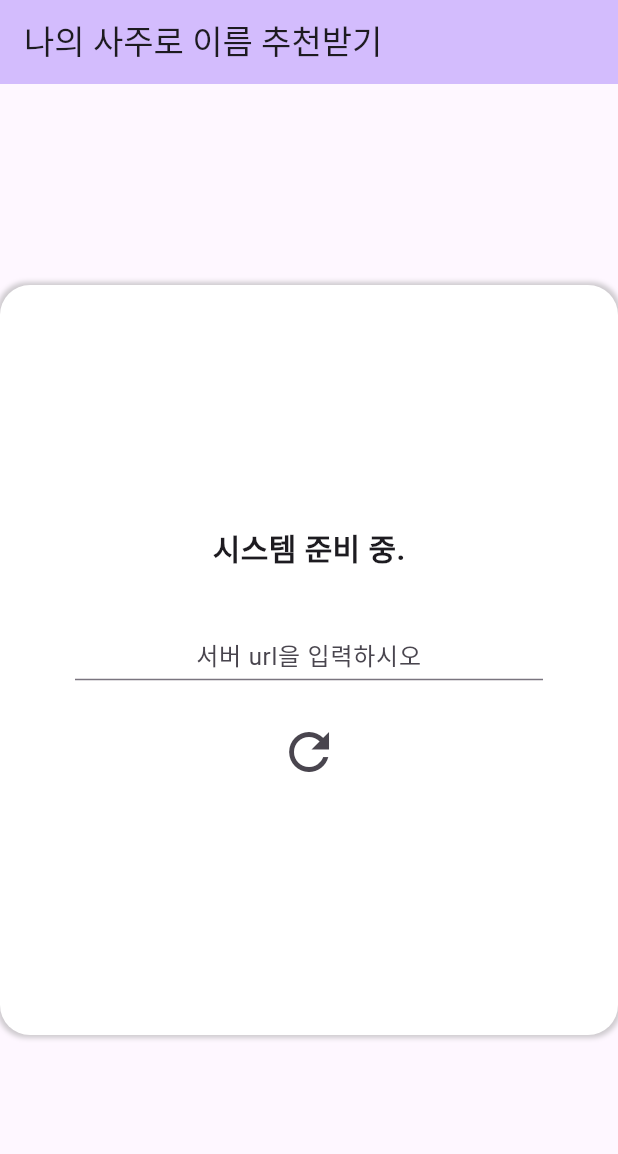
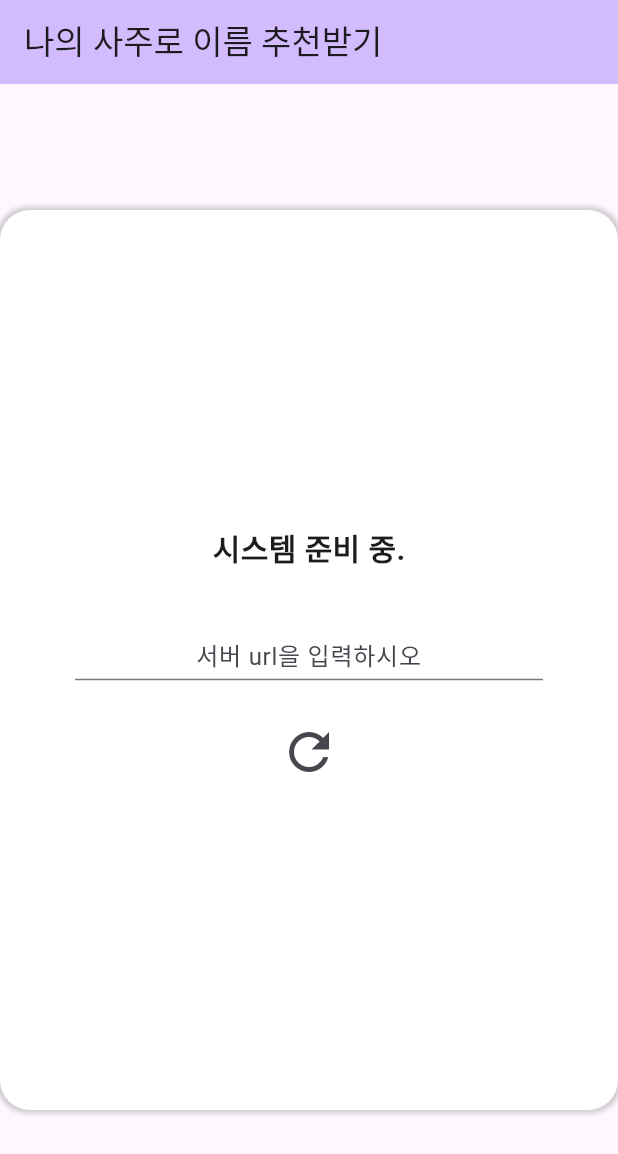
Before and after one commit to yhj0329/saju_naming, a Flutter app: the screen it shows after launch, on a phone screen of 412 x 824 dp. Shown: the top 1154 px of the screen. Run offline on Flutter 3.47's test engine with Material 3 defaults, Android fonts, the phone set to English and light mode, and no system bars; our stand-ins replace flutter_spinkit.

Commit message:
Modify Container Size

```diff
--- a/lib/saju_naming.dart
+++ b/lib/saju_naming.dart
@@ -67,8 +67,8 @@ class _SajuNamingState extends State<SajuNaming> with SingleTickerProviderStateM
       body: Center(
         child: SingleChildScrollView(
           child: Container(
-            width: 500,
-            height: 500,
+            width: 600,
+            height: 600,
             padding: const EdgeInsets.all(50),
             decoration: BoxDecoration(
               color: Colors.white,
@@ -175,7 +175,7 @@ class _SajuNamingState extends State<SajuNaming> with SingleTickerProviderStateM
             Text(day, style: const TextStyle(fontSize: 18), textAlign: TextAlign.center,),
           ],
         ),
-        Text('$prompt 이 사주는 $explain 이를 이용해 아래의 $userGender 이름을 추천합니다.', style: const TextStyle(fontSize: 18), textAlign: TextAlign.center,),
+        Text('$prompt 이 사주는 $explain\n이를 이용해 아래의 $userGender 이름을 추천합니다.', style: const TextStyle(fontSize: 18), textAlign: TextAlign.center,),
         const SizedBox(height: 20,),
         Text(selectedName, style: const TextStyle(fontSize: 18), textAlign: TextAlign.center,),
         const SizedBox(height: 20,),
@@ -454,8 +454,8 @@ class _SajuNamingState extends State<SajuNaming> with SingleTickerProviderStateM
 
   Widget chooseName(BuildContext context, int index) {
     return Container(
-        width: 150,
-        height: 150,
+        width: 200,
+        height: 200,
         margin: const EdgeInsets.all(10),
         decoration: BoxDecoration(
           color: Colors.white,
```
